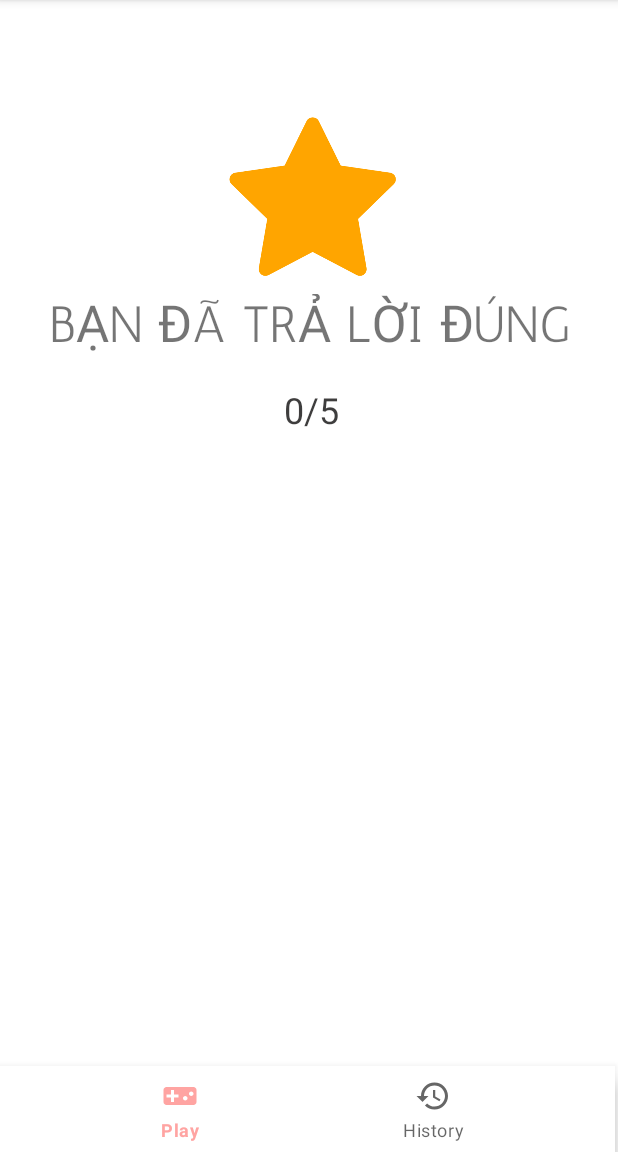
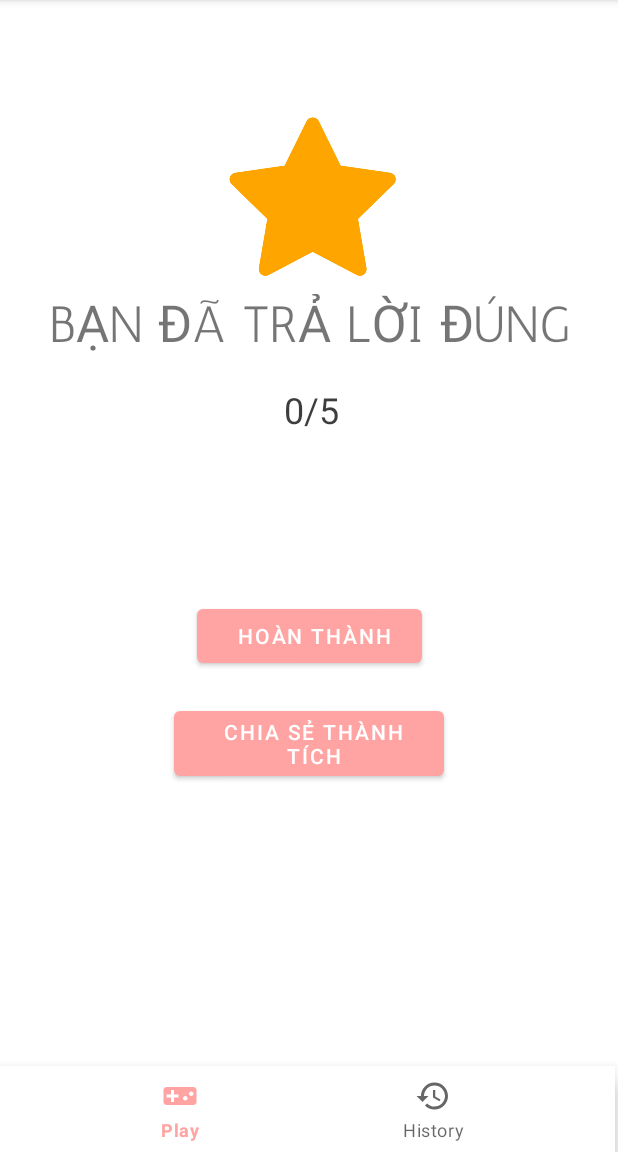
Before and after one commit to renadayne/quiz_app, an Android app: the fragment ResultFragment placed in its activity, on a phone screen of 412 x 824 dp, the part 84-1236 px from its top. Run offline under Robolectric (Android 15) with nearby library versions, the phone set to English and light mode, and no system bars; our stand-ins replace navigation-ui; Roboto replaces fonts that are not available here.

Commit message:
button share & button finish test

```diff
--- a/app/src/main/java/com/example/quizzzzi/MyAdapter.java
+++ b/app/src/main/java/com/example/quizzzzi/MyAdapter.java
@@ -57,7 +57,7 @@ public class    MyAdapter extends RecyclerView.Adapter<MyAdapter.MyViewHolder> {
             AppCompatActivity activity =(AppCompatActivity)view.getContext();
             levelFragment levelFragment = new levelFragment();
             activity.getSupportFragmentManager().beginTransaction().replace(R.id.container,levelFragment).addToBackStack(null).commit();
-            Toast.makeText(view.getContext(), save.getTopic(), Toast.LENGTH_SHORT).show();
+            //Toast.makeText(view.getContext(), save.getTopic(), Toast.LENGTH_SHORT).show();
         });
     }
 
--- a/app/src/main/res/layout/fragment_result.xml
+++ b/app/src/main/res/layout/fragment_result.xml
@@ -52,4 +52,33 @@
         app:layout_constraintTop_toTopOf="parent"
         app:layout_constraintVertical_bias="0.837" />
 
+    <Button
+        android:id="@+id/go_home"
+        android:layout_width="150dp"
+        android:layout_height="wrap_content"
+
+
+        android:onClick="goHome"
+        android:paddingEnd="10dp"
+        android:text="Hoàn thành"
+        app:layout_constraintBottom_toBottomOf="parent"
+        app:layout_constraintEnd_toEndOf="parent"
+        app:layout_constraintHorizontal_bias="0.498"
+        app:layout_constraintStart_toStartOf="parent"
+        app:layout_constraintTop_toBottomOf="@+id/result_tv"
+        app:layout_constraintVertical_bias="0.325" />
+
+    <Button
+        android:id="@+id/share_result"
+        android:layout_width="180dp"
+        android:layout_height="wrap_content"
+        android:layout_marginTop="20dp"
+        android:onClick="shareResult"
+        android:text="Chia sẻ thành tích"
+        app:layout_constraintEnd_toEndOf="parent"
+        app:layout_constraintHorizontal_bias="0.497"
+        app:layout_constraintStart_toStartOf="parent"
+        android:paddingEnd="10dp"
+        app:layout_constraintTop_toBottomOf="@+id/go_home" />
+
 </androidx.constraintlayout.widget.ConstraintLayout>
```
Also changed, not shown: app/src/main/java/com/example/quizzzzi/QuizMenu.java (+33 -5 lines).
